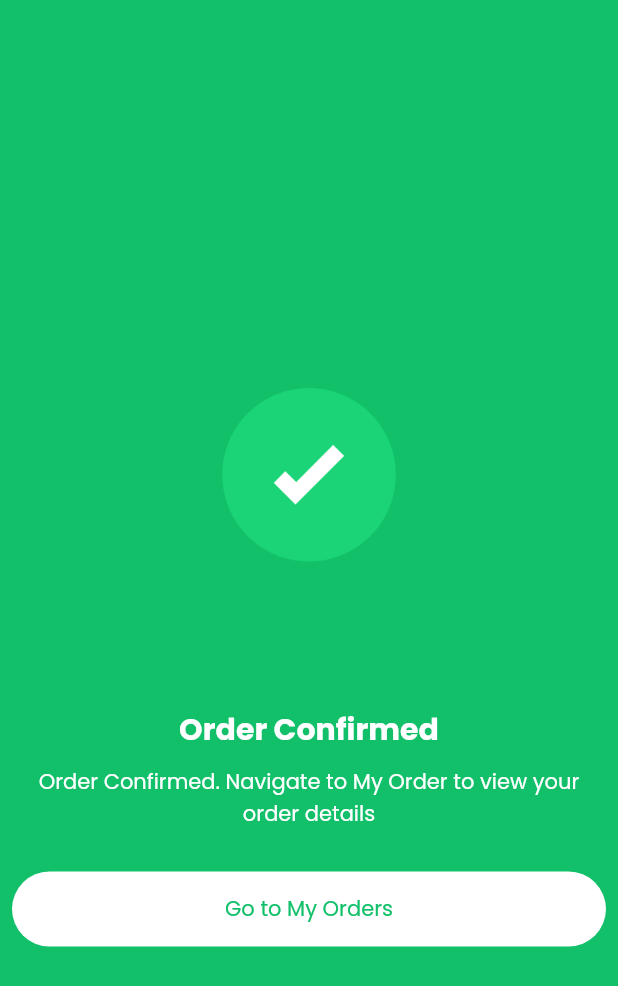
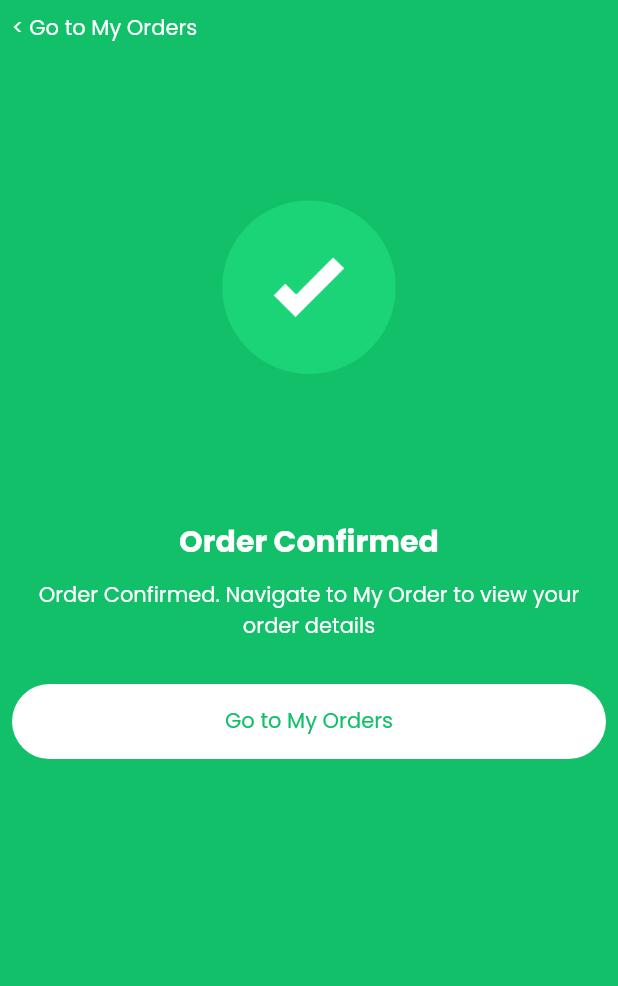
Before and after one commit to LoNeWoLf003/Urban-Style, a Flutter app: the payment_success screen opened directly, on a phone screen of 412 x 824 dp. Shown: the top 986 px of the screen. Run offline on Flutter 3.47's test engine with Material 2 defaults, Android fonts, the phone set to English and light mode, and no system bars; our stand-ins replace animated_custom_dropdown, animated_text_kit, awesome_dialog, firebase_auth, firebase_core, flutter_easyloading and 10 more; missing offline and left inert: animated_drawer, dialog_flowtter, draggable_bottom_sheet, flutter_sms, razorpay_flutter; accounts and stored records are empty; network calls fail; project files that could hold a hidden picture were left out.

Commit message:
Smal Changes

```diff
--- a/lib/widgets/payment_success.dart
+++ b/lib/widgets/payment_success.dart
@@ -9,13 +9,18 @@ class payment_success extends StatelessWidget {
   Widget build(BuildContext context) {
     return Scaffold(
       backgroundColor: ColorHelper.r_g_b[8],
-      body: Center(
-        child: Container(
-          height: 500,
-          width: double.infinity,
-          child: Column(
+      body: Column(
         children: [
-              Image.asset(assets.payment_successfull),
+          Align(
+            alignment: Alignment.centerLeft,
+            child: Padding(
+              padding: const EdgeInsets.all(8.0),
+              child: Text("< Go to My Orders",style: TextStyle(color: ColorHelper.color[0]),),
+            ),
+          ),
+          Align(
+              alignment: Alignment.topCenter,
+              child: Image.asset(assets.payment_successfull)),
           Text("Order Confirmed",style: TextStyle(color: ColorHelper.color[0],fontSize: 20,fontWeight: FontWeight.bold),),
           SizedBox(height: 10,),
           Padding(
@@ -38,8 +43,6 @@ class payment_success extends StatelessWidget {
             ),
           )
         ],
-          ),
-        ),
       )
     );
   }
--- a/lib/widgets/product_info.dart
+++ b/lib/widgets/product_info.dart
@@ -106,11 +106,11 @@ class product_info extends StatelessWidget {
             height: 30,
           ),
           Container(
-            height: context.isPhone ? cat == null ? 470  : 400 : cat == null ? 320 : 200,
+            height: context.isPhone ? cat == null ? 320  : 200 : cat == null ? 320 : 240,
             width: context.isPhone ? double.infinity : 300,
             child: Image.memory(
               image,
-              fit: context.isPhone ?BoxFit.fitWidth :BoxFit.fitHeight,
+              fit: context.isPhone ?BoxFit.fitHeight :BoxFit.fitHeight,
             ),
           ),
           Expanded(
```
Lines whose indentation alone changed are shown as unchanged.
